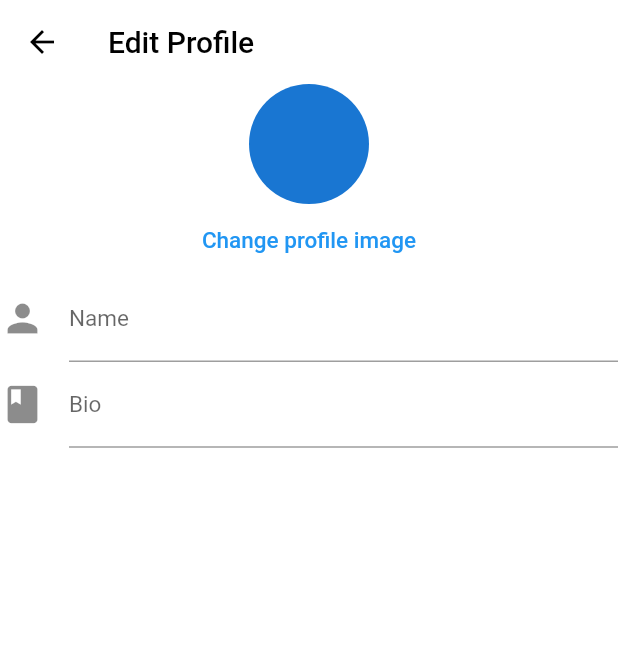
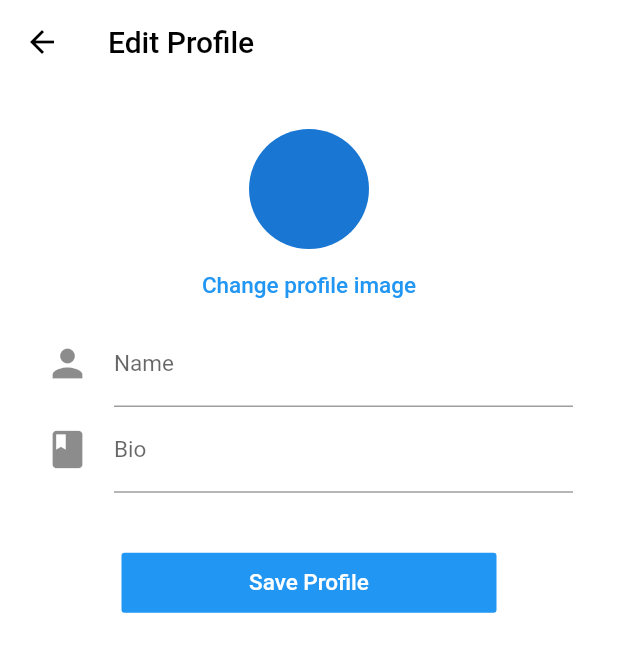
Before and after one commit to kutigbolahan/Flutter-Socials, a Flutter app: the screen it shows once a user with an empty profile is signed in, item 5 of the bottom bar chosen, after a tap on "Edit Profile", on a phone screen of 412 x 824 dp. Shown: the top 652 px of the screen. Run offline on Flutter 3.47's test engine with Material 2 defaults, Android fonts, the phone set to English and light mode, and no system bars; our stand-ins replace cloud_firestore, firebase_auth, flutter_signin_button, google_fonts, google_sign_in; accounts and stored records are empty.

Commit message:
Changes to be committed:

```diff
--- a/lib/controllers/auth.dart
+++ b/lib/controllers/auth.dart
@@ -21,8 +21,8 @@ class AuthService with ChangeNotifier {
             .collection('/users4')
             .document(signedInuser.uid)
             .setData({'name': name, 'email': email, 'profileImageUrl': ''});
-        Navigator.pushNamed(context, FeedScreen.routeName);
-      } else {}
+        Navigator.pop(context);
+      }
     } catch (e) {
       return e;
     }
@@ -30,7 +30,7 @@ class AuthService with ChangeNotifier {
 
   static void logout(BuildContext context) {
     _auth.signOut();
-    Navigator.pushNamed(context, FeedScreen.routeName);
+   // Navigator.pushNamed(context, FeedScreen.routeName);
 
   }
 
--- a/lib/views/editprofile_screen.dart
+++ b/lib/views/editprofile_screen.dart
@@ -1,5 +1,6 @@
 import 'package:flutter/material.dart';
 import 'package:socials/models/user_model.dart';
+import 'package:socials/controllers/databaseService.dart';
 
 class EditProfileScreen extends StatefulWidget {
   final User user;
@@ -10,10 +11,32 @@ class EditProfileScreen extends StatefulWidget {
 }
 
 class _EditProfileScreenState extends State<EditProfileScreen> {
-  @override
   final _formKey = GlobalKey<FormState>();
   String _name = '';
   String _bio = '';
+  @override
+  void initState() {
+    super.initState();
+    _name=widget.user.name;
+    _bio =widget.user.bio;
+  }
+  _submit(){
+    if (_formKey.currentState.validate()) {
+      _formKey.currentState.save();
+      //update user in database
+
+      String _profileImageUrl ='';
+      User user = User(
+        id: widget.user.id,
+        name: _name,
+        profileImageUrl: _profileImageUrl,
+        bio: _bio
+      );
+      //database update
+      DatabaseService.updateUser(user);
+      Navigator.pop(context);
+    }
+  }
 
   Widget build(BuildContext context) {
     return Scaffold(
@@ -29,6 +52,8 @@ class _EditProfileScreenState extends State<EditProfileScreen> {
       body: SingleChildScrollView(
         child: Container(
           height: MediaQuery.of(context).size.height,
+          child: Padding(
+            padding: const EdgeInsets.all(30),
             child: Form(
               key: _formKey,
               child: Column(
@@ -66,8 +91,21 @@ class _EditProfileScreenState extends State<EditProfileScreen> {
                         ? 'Please enter a bio less than 150 characters'
                         : null,
                     onSaved: (input) => _bio = input,
+                  ),
+                  Container(
+                    margin: EdgeInsets.all(40),
+                    height:40,
+                    width: 250,
+                    child: FlatButton(
+                      color: Colors.blue,
+                      textColor: Colors.white,
+                      onPressed: _submit,
+                      child: Text('Save Profile',
+                      style: TextStyle(fontSize:15),
+                      )),
                   )
                 ],
+              ),
             ),
           ),
         ),
--- a/lib/views/profile_screen.dart
+++ b/lib/views/profile_screen.dart
@@ -130,6 +130,7 @@ class _ProfileScreenState extends State<ProfileScreen> {
                           user.bio,
                           style: TextStyle(
                             fontSize: 15,
+                            color: Colors.black
                           ),
                         ),
                       ),
```
Also changed, not shown: lib/controllers/databaseService.dart (added, +13 -0 lines). Lines whose indentation alone changed are shown as unchanged.
